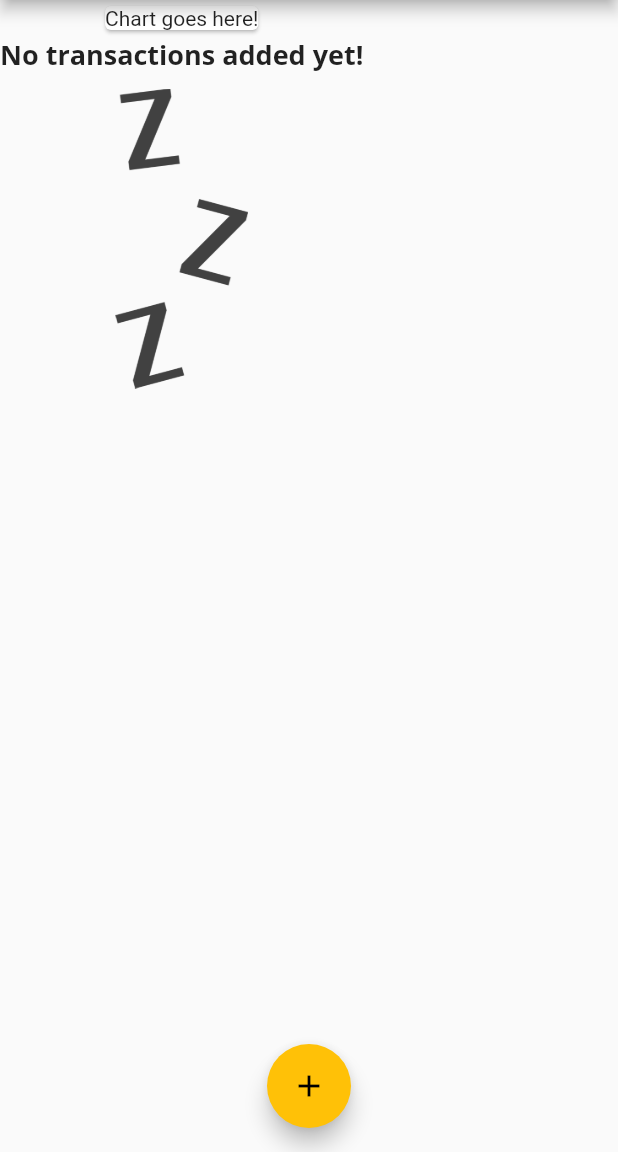
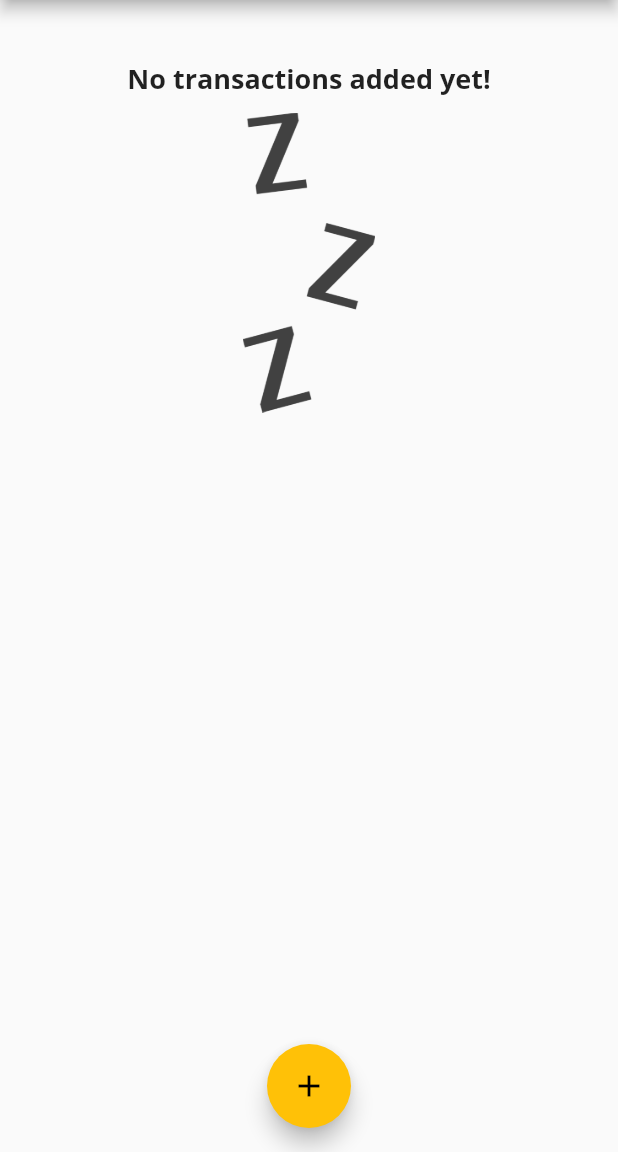
Before and after one commit to yaser-eftekhari/flutter-expense_planner, a Flutter app: the screen it shows after launch, on a phone screen of 412 x 824 dp, the part 84-1236 px from its top. Run offline on Flutter 3.47's test engine with Material 2 defaults, Android fonts, the phone set to English and light mode, and no system bars.

Commit message:
skeleton for a chart widget

```diff
--- a/lib/main.dart
+++ b/lib/main.dart
@@ -2,6 +2,7 @@ import 'package:flutter/material.dart';
 
 import 'widgets/new_transaction.dart';
 import 'widgets/transaction_list.dart';
+import 'widgets/chart.dart';
 
 import 'model/transaction.dart';
 
@@ -22,18 +23,14 @@ class MyApp extends StatelessWidget {
                 fontFamily: "OpenSans",
                 fontWeight: FontWeight.bold,
                 fontSize: 18,
-          )
-        ),
+              )),
           appBarTheme: AppBarTheme(
               textTheme: ThemeData.light().textTheme.copyWith(
                       headline6: TextStyle(
                     fontFamily: "OpenSans",
                     fontSize: 20,
                     fontWeight: FontWeight.bold,
-            )
-          )
-        )
-      ),
+                  )))),
       home: MyHomePage(),
     );
   }
@@ -47,7 +44,6 @@ class MyHomePage extends StatefulWidget {
 }
 
 class _MyHomePageState extends State<MyHomePage> {
-
   void _showNewTransactionModal(BuildContext ctx) {
     showModalBottomSheet(
       context: ctx,
@@ -57,20 +53,7 @@ class _MyHomePageState extends State<MyHomePage> {
     );
   }
 
-  final List<Transaction> _userTransactions = [
-    // Transaction(
-    //   id: "id1",
-    //   title: "new shoes",
-    //   amount: 69.75,
-    //   date: DateTime.now(),
-    // ),
-    // Transaction(
-    //   id: "id2",
-    //   title: "groceries",
-    //   amount: 112.64,
-    //   date: DateTime.now(),
-    // ),
-  ];
+  final List<Transaction> _userTransactions = [];
 
   void _addNewTransaction(String newTitle, double newAmount) {
     final newTransaction = Transaction(
@@ -84,23 +67,31 @@ class _MyHomePageState extends State<MyHomePage> {
     });
   }
 
+  List<Transaction> get _recentTransactions {
+    return _userTransactions.where((tx) {
+      return tx.date.isAfter(DateTime.now().subtract(
+        Duration(days: 7),
+      ));
+    }).toList();
+  }
+
   @override
   Widget build(BuildContext context) {
     return Scaffold(
       appBar: AppBar(
         title: Text('Flutter App'),
         actions: [
-          IconButton(onPressed: () {
+          IconButton(
+              onPressed: () {
                 _showNewTransactionModal(context);
-          }, icon: Icon(Icons.add)),
+              },
+              icon: Icon(Icons.add)),
         ],
       ),
       body: SingleChildScrollView(
         child: Column(
           children: [
-            Card(
-              child: Text("Chart goes here!"),
-            ),
+            Chart(_recentTransactions),
             TransactionList(_userTransactions),
           ],
         ),
--- /dev/null
+++ b/lib/widgets/chart.dart
@@ -0,0 +1,39 @@
+import 'package:flutter/material.dart';
+import 'package:intl/intl.dart';
+
+import '../model/transaction.dart';
+
+class Chart extends StatelessWidget {
+  final List<Transaction> recentTransactions;
+
+  Chart(this.recentTransactions);
+
+  List<Map<String, Object>> get groupedTransactionValues {
+    return List.generate(7, (index) {
+      final weekDay = DateTime.now().subtract(
+        Duration(days: index),
+      );
+
+      double sum = 0;
+      for(var i = 0; i < recentTransactions.length; i++) {
+        if(recentTransactions[i].date.day == weekDay.day &&
+        recentTransactions[i].date.month == weekDay.month &&
+        recentTransactions[i].date.year == weekDay.year)
+          sum += recentTransactions[i].amount;
+      }
+
+      return {'day': DateFormat.E().format(weekDay), 'amount': sum};
+    });
+  }
+
+  @override
+  Widget build(BuildContext context) {
+    return Card(
+      elevation: 6,
+      margin: EdgeInsets.all(20),
+      child: Row(
+        children: [],
+      ),
+    );
+  }
+}
```
Lines whose indentation alone changed are shown as unchanged.
